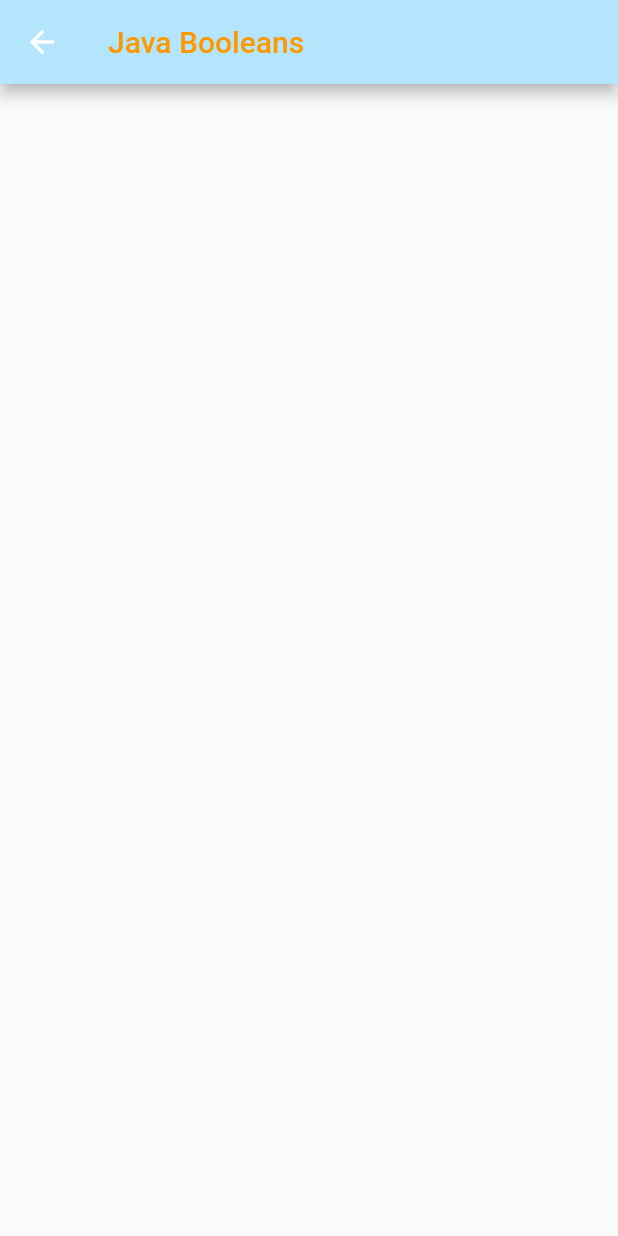
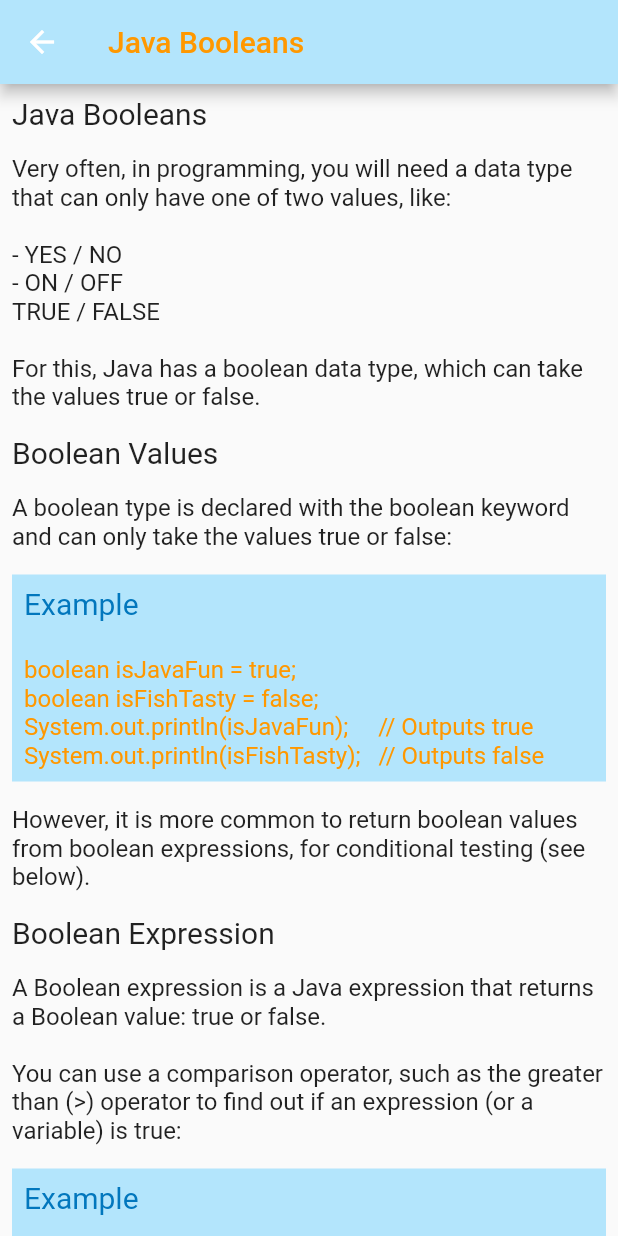
Before and after one commit to xPazone/java_for_beginners_app, a Flutter app: the JavaBooleans screen opened directly, on a phone screen of 412 x 824 dp. Run offline on Flutter 3.47's test engine with Material 2 defaults, Android fonts, the phone set to English and light mode, and no system bars.

Commit message:
Version 1.0.3.5 created new content screen (java booleans) - finished

```diff
--- a/lib/screens/javabooleans_screen.dart
+++ b/lib/screens/javabooleans_screen.dart
@@ -13,6 +13,102 @@ class _JavaBooleansState extends State<JavaBooleans> {
           backgroundColor: Colors.lightBlue[100],
           title: Text("Java Booleans",
               style: TextStyle(color: Colors.orange[500]))),
+      body: SingleChildScrollView(
+        child: Column(
+          children: <Widget>[
+            Container(
+              alignment: Alignment.centerLeft,
+              padding: const EdgeInsets.all(8.0),
+              child: Text(
+                'Java Booleans',
+                style: TextStyle(fontSize: 20),
+              ),
+            ),
+            Container(
+              alignment: Alignment.centerLeft,
+              padding: const EdgeInsets.all(8.0),
+              child: Text(
+                'Very often, in programming, you will need a data type that can only have one of two values, like:\n\n- YES / NO\n- ON / OFF\nTRUE / FALSE\n\nFor this, Java has a boolean data type, which can take the values true or false.',
+                style: TextStyle(fontSize: 16),
+              ),
+            ),
+            Container(
+              alignment: Alignment.centerLeft,
+              padding: const EdgeInsets.all(8.0),
+              child: Text(
+                'Boolean Values',
+                style: TextStyle(fontSize: 20),
+              ),
+            ),
+            Container(
+              alignment: Alignment.centerLeft,
+              padding: const EdgeInsets.all(8.0),
+              child: Text(
+                'A boolean type is declared with the boolean keyword and can only take the values true or false:',
+                style: TextStyle(fontSize: 16),
+              ),
+            ),
+            Container(
+              color: Colors.lightBlue[100],
+              padding: const EdgeInsets.all(8.0),
+              margin: const EdgeInsets.all(8.0),
+              alignment: Alignment.centerLeft,
+              child: Column(
+                crossAxisAlignment: CrossAxisAlignment.start,
+                children: <Widget>[
+                  Text('Example\n',
+                      style: TextStyle(
+                          fontSize: 20, color: Colors.lightBlue[800])),
+                  Text('boolean isJavaFun = true;\nboolean isFishTasty = false;\nSystem.out.println(isJavaFun);     // Outputs true\nSystem.out.println(isFishTasty);   // Outputs false',
+                      style:
+                      TextStyle(fontSize: 16, color: Colors.orange[500])),
+                ],
+              ),
+            ),
+            Container(
+              alignment: Alignment.centerLeft,
+              padding: const EdgeInsets.all(8.0),
+              child: Text(
+                'However, it is more common to return boolean values from boolean expressions, for conditional testing (see below).',
+                style: TextStyle(fontSize: 16),
+              ),
+            ),
+            Container(
+              alignment: Alignment.centerLeft,
+              padding: const EdgeInsets.all(8.0),
+              child: Text(
+                'Boolean Expression',
+                style: TextStyle(fontSize: 20),
+              ),
+            ),
+            Container(
+              alignment: Alignment.centerLeft,
+              padding: const EdgeInsets.all(8.0),
+              child: Text(
+                'A Boolean expression is a Java expression that returns a Boolean value: true or false.\n\nYou can use a comparison operator, such as the greater than (>) operator to find out if an expression (or a variable) is true:',
+                style: TextStyle(fontSize: 16),
+              ),
+            ),
+            Container(
+              color: Colors.lightBlue[100],
+              padding: const EdgeInsets.all(8.0),
+              margin: const EdgeInsets.all(8.0),
+              alignment: Alignment.centerLeft,
+              child: Column(
+                crossAxisAlignment: CrossAxisAlignment.start,
+                children: <Widget>[
+                  Text('Example\n',
+                      style: TextStyle(
+                          fontSize: 20, color: Colors.lightBlue[800])),
+                  Text('int x = 10;\nint y = 9;\nSystem.out.println(x > y); // returns true, because 10 is higher than 9',
+                      style:
+                      TextStyle(fontSize: 16, color: Colors.orange[500])),
+                ],
+              ),
+            ),
+          ],
+        ),
+      ),
     );
   }
 }
```
